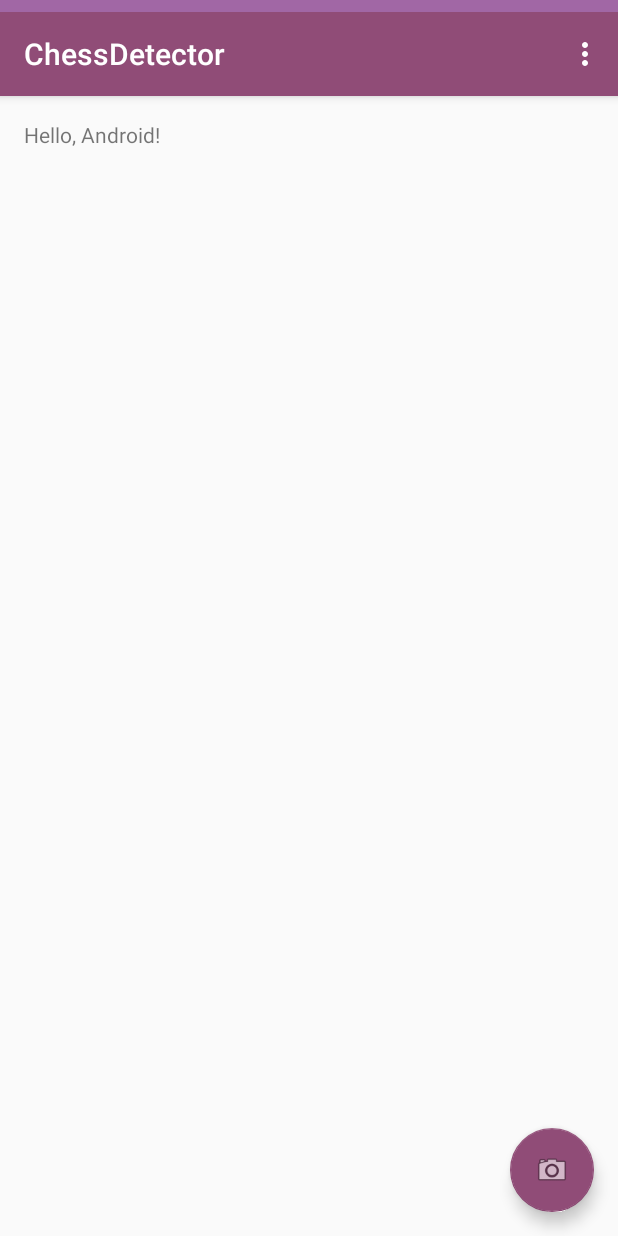
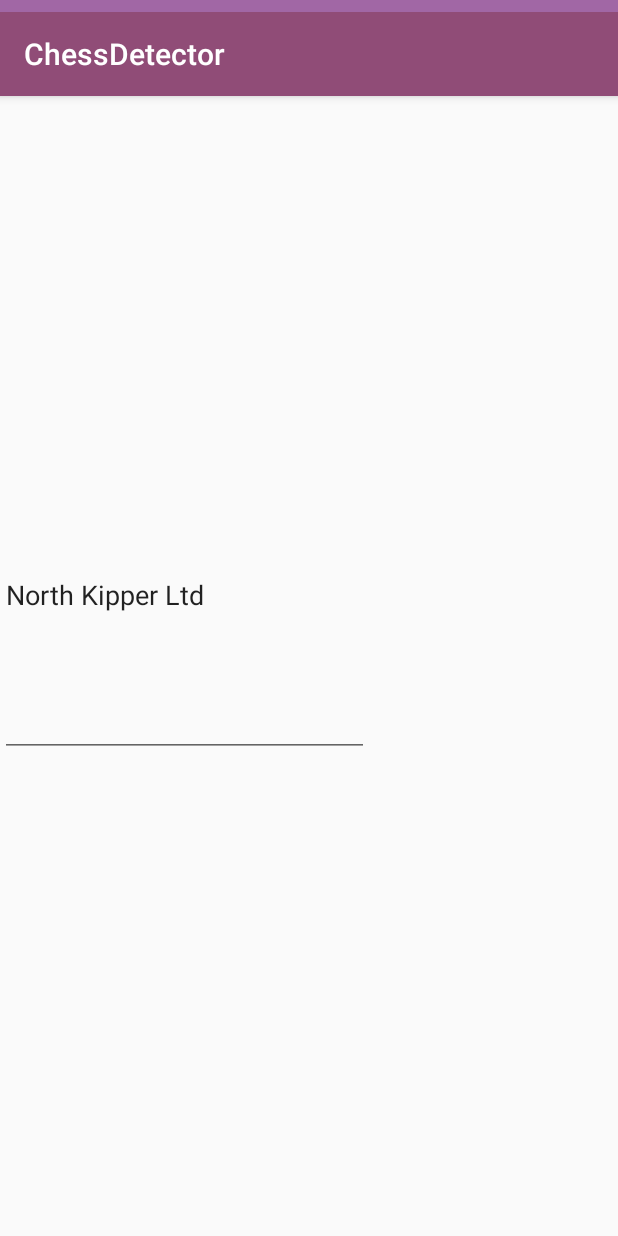
Before and after one commit to north-kipper-ltd/chess-detector, an Android app: the screen it shows after launch (MainActivity), in the options menu, after a tap on "About", on a phone screen of 412 x 824 dp. Run offline under Robolectric (Android 15) with nearby library versions, the phone set to English and light mode, and no system bars.

Commit message:
Added "about" alpha

```diff
--- a/app/src/main/java/com/example/chessdetector/MainActivity.kt
+++ b/app/src/main/java/com/example/chessdetector/MainActivity.kt
@@ -71,6 +71,11 @@ class MainActivity : AppCompatActivity() {
             return true
         }
 
+        if (id == R.id.action_about){
+            setContentView(R.layout.about_main)
+            return true
+        }
+
         return super.onOptionsItemSelected(item)
     }
 
--- /dev/null
+++ b/app/src/main/res/layout/about_main.xml
@@ -0,0 +1,44 @@
+<?xml version="1.0" encoding="utf-8"?>
+<androidx.coordinatorlayout.widget.CoordinatorLayout xmlns:android="http://schemas.android.com/apk/res/android"
+                                                     xmlns:tools="http://schemas.android.com/tools"
+                                                     xmlns:app="http://schemas.android.com/apk/res-auto"
+                                                     android:id="@+id/main_content"
+                                                     android:layout_width="match_parent"
+                                                     android:layout_height="match_parent"
+                                                     android:fitsSystemWindows="true"
+                                                     tools:context=".MainActivity">
+
+    <com.google.android.material.appbar.AppBarLayout
+            android:id="@+id/appbar"
+            android:layout_width="match_parent"
+            android:layout_height="wrap_content"
+            android:paddingTop="@dimen/appbar_padding_top"
+            android:theme="@style/AppTheme.AppBarOverlay">
+
+        <androidx.appcompat.widget.Toolbar
+                android:id="@+id/toolbar"
+                app:title="@string/app_name"
+                android:layout_width="match_parent"
+                android:layout_height="?attr/actionBarSize"
+                android:layout_weight="1"
+                android:background="?attr/colorAccent"
+                app:popupTheme="@style/AppTheme.PopupOverlay"
+                app:layout_scrollFlags="scroll|enterAlways">
+
+        </androidx.appcompat.widget.Toolbar>
+
+    </com.google.android.material.appbar.AppBarLayout>
+    <androidx.viewpager.widget.ViewPager
+            android:id="@+id/container"
+            android:layout_width="match_parent"
+            android:layout_height="666dp"
+            app:layout_behavior="@string/appbar_scrolling_view_behavior"/>
+    <EditText
+            android:layout_width="246dp"
+            android:layout_height="215dp"
+            android:inputType="textPersonName"
+            android:text="North Kipper Ltd"
+            android:ems="10"
+            android:id="@+id/editText" app:layout_anchorGravity="left|center" app:layout_anchor="@+id/container"/>
+
+</androidx.coordinatorlayout.widget.CoordinatorLayout>
--- a/app/src/main/res/menu/menu_main.xml
+++ b/app/src/main/res/menu/menu_main.xml
@@ -11,5 +11,5 @@
     <item android:id="@+id/action_about"
           android:title="@string/action_about"
           android:orderInCategory="100"
-          app:showAsAction="never" />
+          app:showAsAction="never"/>
 </menu>
```
